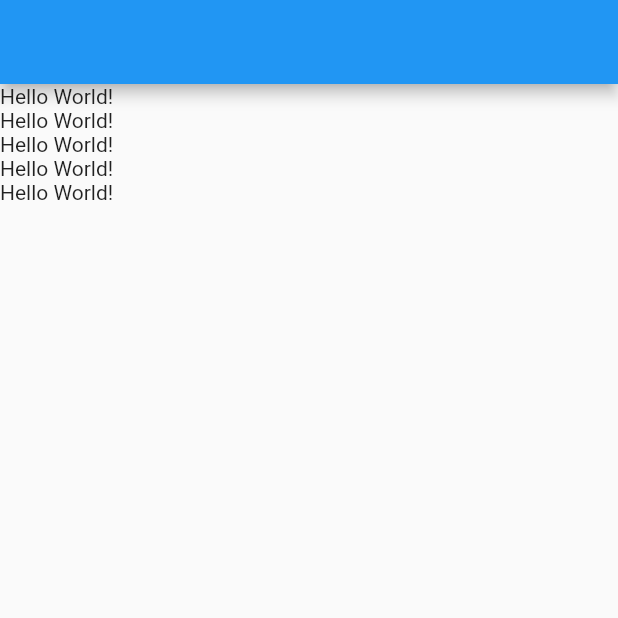
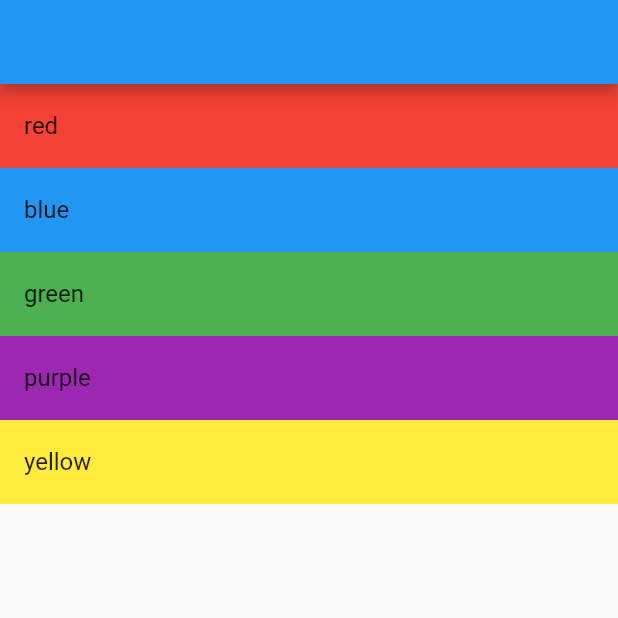
Before and after one commit to denesh-raymond/color_list, a Flutter app: the screen it shows after launch, on a phone screen of 412 x 824 dp, the top half of it. Run offline on Flutter 3.47's test engine with Material 2 defaults, Android fonts, the phone set to English and light mode, and no system bars.

Commit message:
Return list of colors

```diff
--- /dev/null
+++ b/lib/color_data.dart
@@ -0,0 +1,20 @@
+import 'package:flutter/material.dart';
+
+class ColorData {
+  final String title;
+  final Color color;
+
+  ColorData(this.title, this.color);
+
+  static final List<ColorData> _colorDataList = [
+    ColorData('red', Colors.red),
+    ColorData('blue', Colors.blue),
+    ColorData('green', Colors.green),
+    ColorData('purple', Colors.purple),
+    ColorData('yellow', Colors.yellow),
+  ];
+
+  static List<ColorData> fetchColors() {
+    return _colorDataList;
+  }
+}
--- a/lib/main.dart
+++ b/lib/main.dart
@@ -1,8 +1,12 @@
 import 'package:flutter/material.dart';
+
+import 'color_data.dart';
 
 void main() => runApp(MyApp());
 
 class MyApp extends StatelessWidget {
+  final list = ColorData.fetchColors();
+
   @override
   Widget build(BuildContext context) {
     return MaterialApp(
@@ -15,17 +19,21 @@ class MyApp extends StatelessWidget {
 
   Widget _getBody() {
     return ListView.builder(
-      itemCount: 5,
+      itemCount: list.length,
       itemBuilder: (context, index) {
-        return _getText();
+        return _getListItem(context, index);
       },
     );
   }
 
-  Widget _getText() {
-    return Text(
-      'Hello World!',
-      textDirection: TextDirection.ltr,
+  Widget _getListItem(BuildContext context, int index) {
+    return Container(
+      color: list[index].color,
+      child: ListTile(
+        title: Text(
+          list[index].title,
+        ),
+      ),
     );
   }
 }
```
